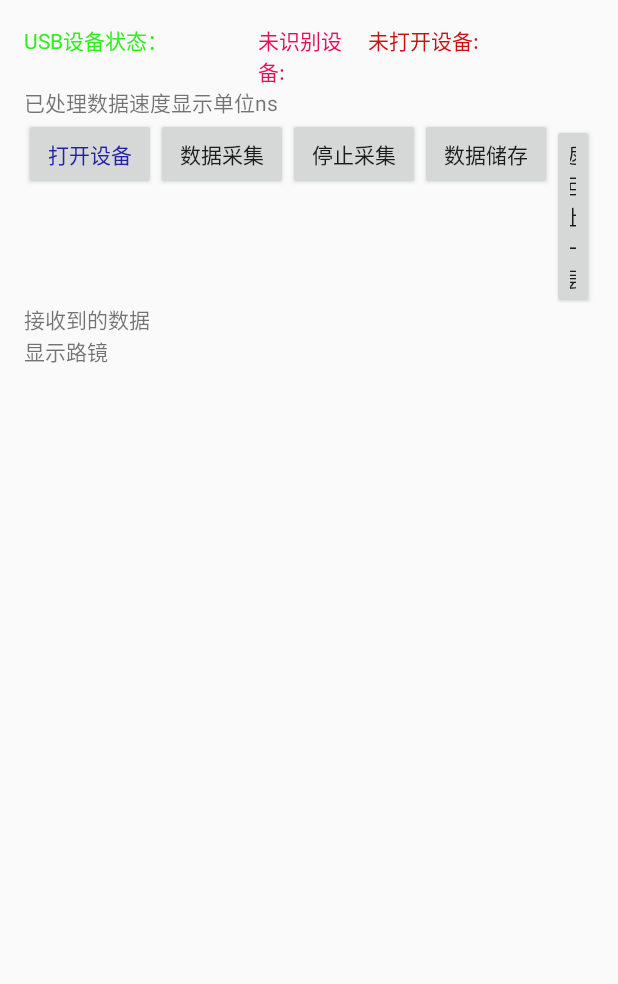
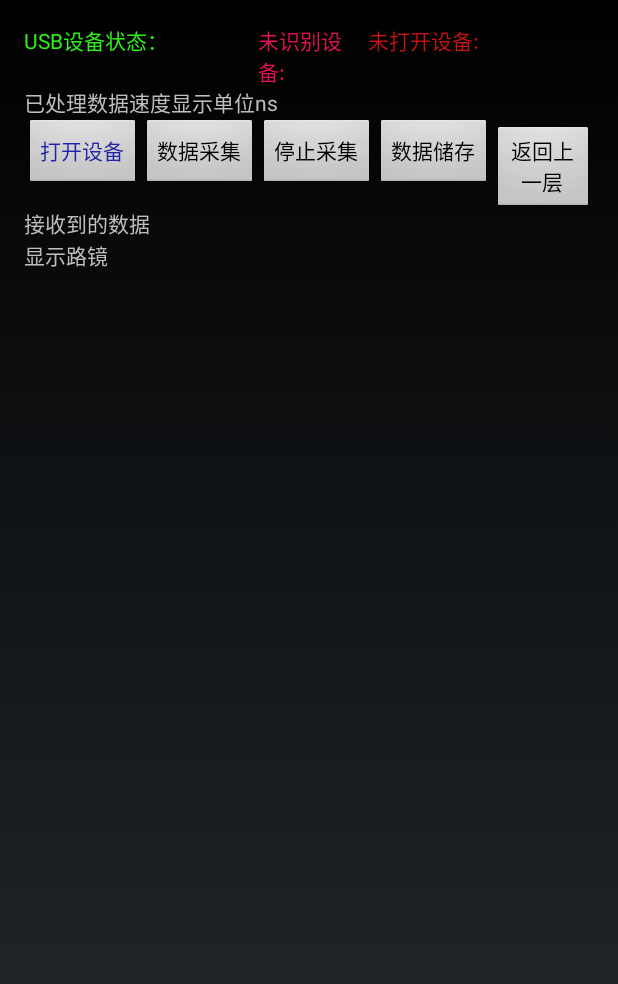
Before and after one commit to sunset768541/newDataUsb, an Android app: the screen it shows after launch (MainActivity), on a phone screen of 412 x 824 dp. Shown: the top 984 px of the screen. Run offline under Robolectric (Android 15) with nearby library versions, the phone set to English and light mode, and no system bars.

Commit message:
fullscreen

```diff
--- a/app/src/main/AndroidManifest.xml
+++ b/app/src/main/AndroidManifest.xml
@@ -11,7 +11,7 @@
         android:icon="@drawable/ico"
         android:label="@string/app_name"
         android:supportsRtl="true"
-        android:theme="@style/AppTheme">
+        android:theme="@android:style/Theme.NoTitleBar.Fullscreen">
         <activity android:name=".MainActivity">
             <intent-filter>
                 <action android:name="android.intent.action.MAIN"/>
--- a/app/src/main/res/layout/activity_main.xml
+++ b/app/src/main/res/layout/activity_main.xml
@@ -147,7 +147,7 @@
  -->
     <ListView
         android:id="@+id/list"
-        android:layout_width="wrap_content"
+        android:layout_width="match_parent"
         android:layout_height="wrap_content"
         android:divider="#d50d0d"
         android:dividerHeight="1dp"
```
